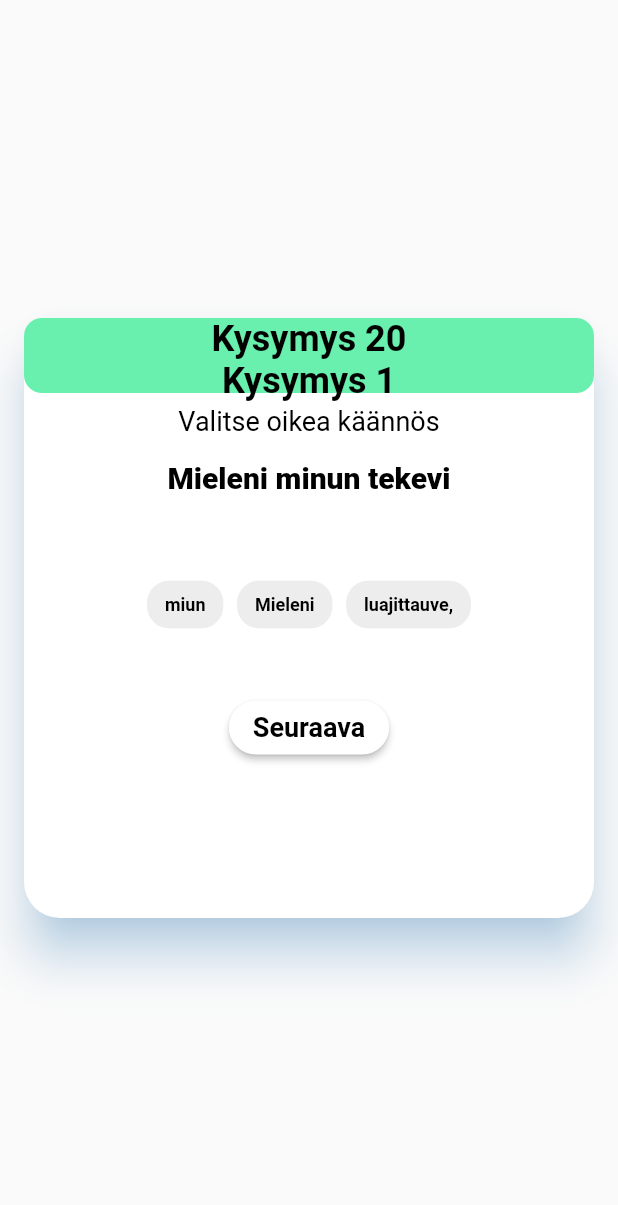
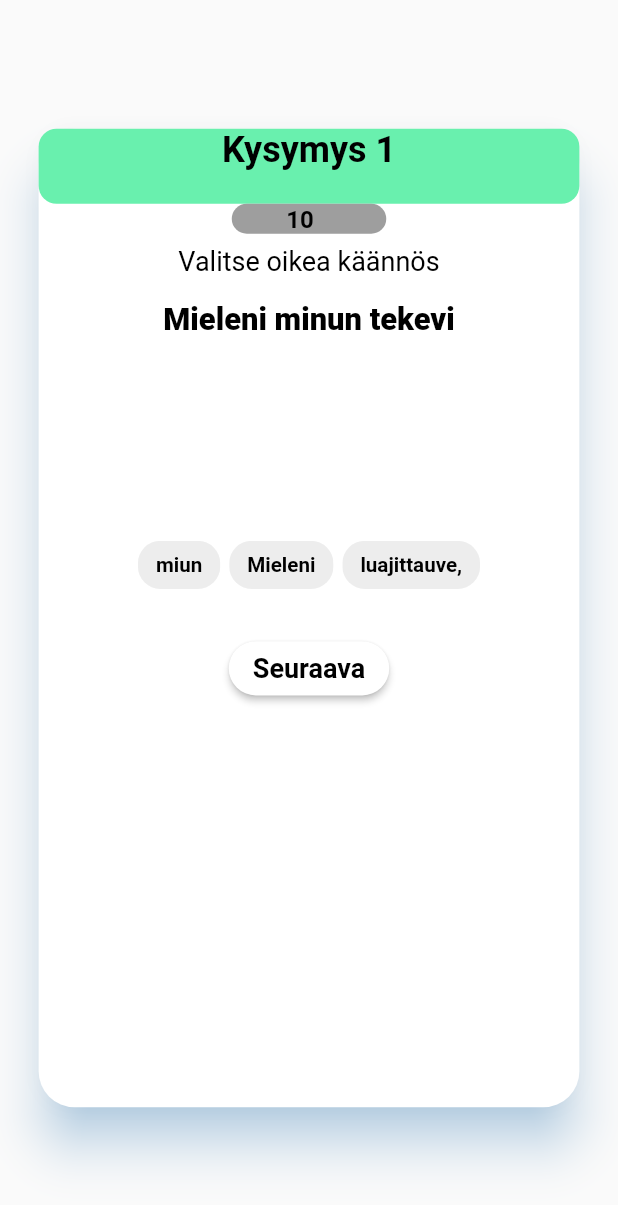
Before and after one commit to puertojose/viena_kalevala_game, a Flutter app: the Kalevala screen opened directly, on a phone screen of 412 x 824 dp. Shown: the top 1205 px of the screen. Run offline on Flutter 3.47's test engine with Material 2 defaults, Android fonts, the phone set to English and light mode, and no system bars; our stand-ins replace audioplayers, csv, flutter_tts; missing offline and left inert: dart:js, universal_html.

Commit message:
feat(cardgame.dart): Text to speech added to options also game logic count down

```diff
--- a/lib/kalevala.dart
+++ b/lib/kalevala.dart
@@ -21,7 +21,7 @@ class _KalevalaState extends State<Kalevala> {
   int _timeLeft = 20;
 
   String _playerAnswer = "";
-
+  var coins = 10;
 
   List<List<dynamic>> questions;
 
@@ -66,11 +66,12 @@ class _KalevalaState extends State<Kalevala> {
     _choices.forEach((option,k){
       Color _selectedColor;
       choices.add(Container(
-        padding: const EdgeInsets.all(2.0),
+
+        padding: const EdgeInsets.all(1.0),
         child: ChoiceChip(
           label: Text(option),
           labelStyle: TextStyle(
-              color: Colors.black, fontSize: 12.0, fontWeight: FontWeight.bold),
+              color: Colors.black, fontSize: MediaQuery.of(context).size.width/30 > 30? 30:MediaQuery.of(context).size.width/30  , fontWeight: FontWeight.bold),
           shape: RoundedRectangleBorder(
             borderRadius: BorderRadius.circular(15.0),
           ),
@@ -156,8 +157,8 @@ class _KalevalaState extends State<Kalevala> {
           borderRadius: BorderRadius.circular(24.0),
           shadowColor: Color(0x802196F3),
           child: Container(
-            width: 380,
-            height: 400,
+            width: MediaQuery.of(context).size.width - MediaQuery.of(context).size.width/8,
+            height: MediaQuery.of(context).size.height - MediaQuery.of(context).size.height/4.8,
             child: Column(
               children: <Widget>[
                 Container(
@@ -173,13 +174,6 @@ class _KalevalaState extends State<Kalevala> {
                       child: Column (
                         children: <Widget>[
                           Text(
-                            'Kysymys $_timeLeft',
-                            style: TextStyle(
-                                color: Colors.black,
-                                fontSize: 24.0,
-                                fontWeight: FontWeight.bold),
-                          ),
-                          Text(
                             'Kysymys $_questionNumber',
                             style: TextStyle(
                                 color: Colors.black,
@@ -189,6 +183,25 @@ class _KalevalaState extends State<Kalevala> {
                         ],
                       )
 
+                  ),
+                ),
+                Container(
+                  height: 20,
+                  width: MediaQuery.of(context).size.width/4,
+                  //color: new Color(0xffffc107),
+                  decoration: BoxDecoration(
+                    borderRadius: BorderRadius.circular(16.0),
+                    color: Colors.grey,
+                  ),
+                  child: Align(
+                    alignment: Alignment.bottomCenter,
+                    child: Text(
+                      '$coins   ',
+                      style: TextStyle(
+                          color: Colors.black,
+                          fontSize: 16.0,
+                          fontWeight: FontWeight.bold),
+                    ),
                   ),
                 ),
                 Padding(
@@ -203,11 +216,12 @@ class _KalevalaState extends State<Kalevala> {
                 Padding(
                   padding: const EdgeInsets.all(8.0),
                   child: Container(
+                    height: MediaQuery.of(context).size.height/13,
                     child: Text(
                       '$target',
                       style: TextStyle(
                           color: Colors.black,
-                          fontSize: 20.0,
+                          fontSize: MediaQuery.of(context).size.width/20 > 35 ? 35:MediaQuery.of(context).size.width/20,
                           fontWeight: FontWeight.w800),
                       textAlign: TextAlign.center,
                     ),
@@ -216,11 +230,12 @@ class _KalevalaState extends State<Kalevala> {
                 Padding(
                   padding: const EdgeInsets.all(8.0),
                   child: Container(
+                    height: MediaQuery.of(context).size.height/13,
                     child: Text(
                       '$_playerAnswer',
                       style: TextStyle(
                           color: Colors.black45,
-                          fontSize: 20.0,
+                          fontSize: MediaQuery.of(context).size.width/20 > 35? 35:MediaQuery.of(context).size.width/20,
                           fontWeight: FontWeight.w800),
                       textAlign: TextAlign.center,
                     ),
@@ -228,14 +243,14 @@ class _KalevalaState extends State<Kalevala> {
                 ),
                 Container(
                     child: Wrap(
-                      spacing: 5.0,
-                      runSpacing: 5.0,
+                      spacing: 4.0,
+                      runSpacing: 4.0,
                       children: List.unmodifiable(() sync* {
                         yield* _buildChoiceList();
                       }()),
                     )),
                 Padding(
-                  padding: const EdgeInsets.only(top: 32.0),
+                  padding: const EdgeInsets.only(top: 20.0),
                   child: Container(
 
                     child: RaisedButton(
--- a/pubspec.yaml
+++ b/pubspec.yaml
@@ -22,6 +22,7 @@ dependencies:
   audioplayers: ^0.14.0
   just_audio: ^0.1.0
   csv: ^4.0.3
+  flutter_tts: ^0.9.1
   flutter:
     sdk: flutter
 
```
